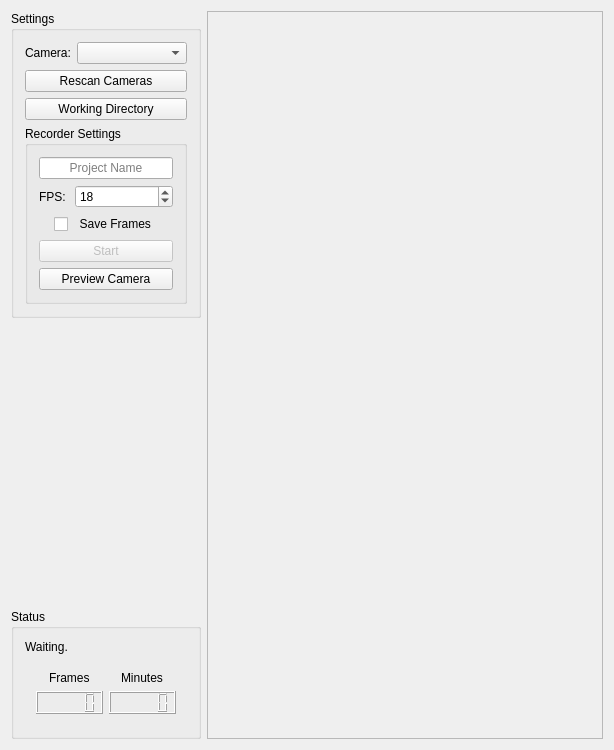
Before: the Qt Designer form src/forms/mainwindow.ui in vale981/Taevitas, drawn with Qt 5.
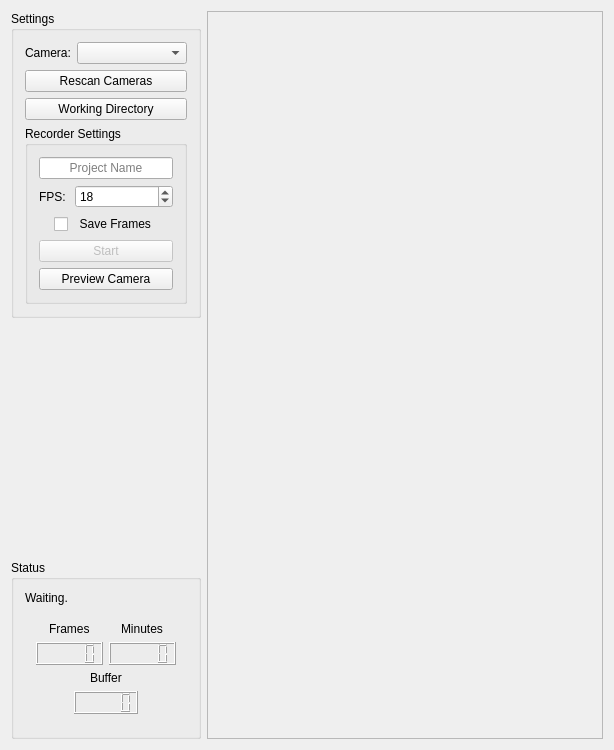
After: the same form once the commit is applied.

Patch:
```diff
--- a/src/forms/mainwindow.ui
+++ b/src/forms/mainwindow.ui
@@ -89,6 +89,16 @@
             </property>
            </widget>
           </item>
+          <item row="3" column="0" colspan="2" alignment="Qt::AlignHCenter">
+           <widget class="QLCDNumber" name="buffer"/>
+          </item>
+          <item row="2" column="0" colspan="2" alignment="Qt::AlignHCenter">
+           <widget class="QLabel" name="label_5">
+            <property name="text">
+             <string>Buffer</string>
+            </property>
+           </widget>
+          </item>
          </layout>
         </widget>
        </item>
```
